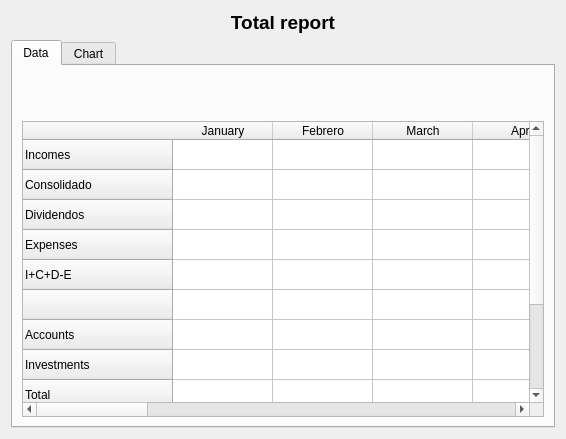
First picture: the form in ui/wdgTotal.ui, repository turulomio/xulpymoney, before the edit.
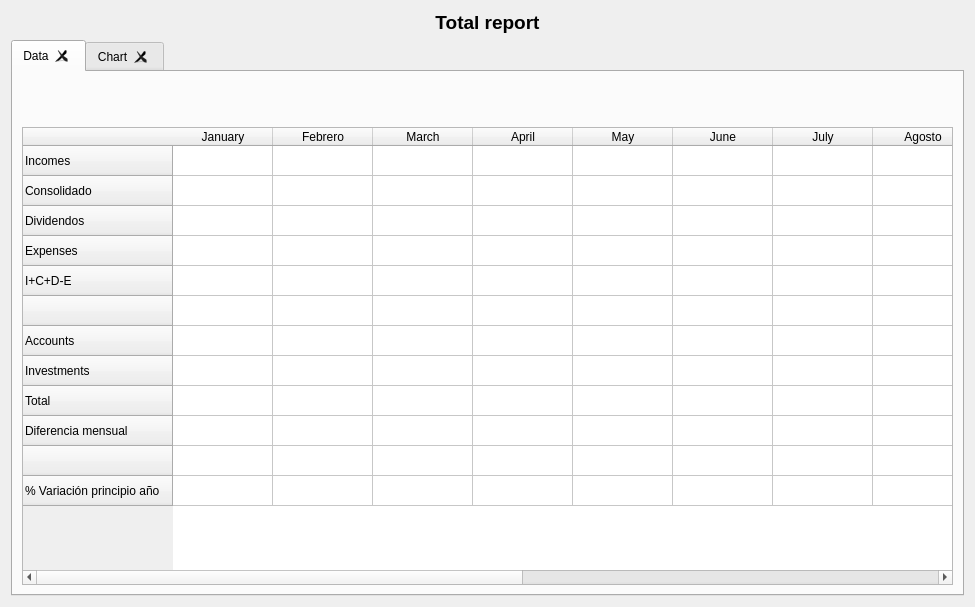
Second picture: the form after the edit. Icons and pictures are not drawn. Custom widgets are drawn as their Qt base class.

Commit message: Ahora visualiza ingresos y gastos en total y trata el concepto 63 como gasto aunque se liste en dividendos por claridad

The edit to the form file:
```diff
--- a/ui/wdgTotal.ui
+++ b/ui/wdgTotal.ui
@@ -6,8 +6,8 @@
    <rect>
     <x>0</x>
     <y>0</y>
-    <width>566</width>
-    <height>439</height>
+    <width>975</width>
+    <height>607</height>
    </rect>
   </property>
   <layout class="QHBoxLayout" name="horizontalLayout_2">
@@ -35,6 +35,9 @@
        <property name="currentIndex">
         <number>0</number>
        </property>
+       <property name="tabsClosable">
+        <bool>true</bool>
+       </property>
        <widget class="QWidget" name="tabDatos">
         <attribute name="icon">
          <iconset resource="../images/xulpymoney.qrc">
```
The commit also changes 7 other files.
